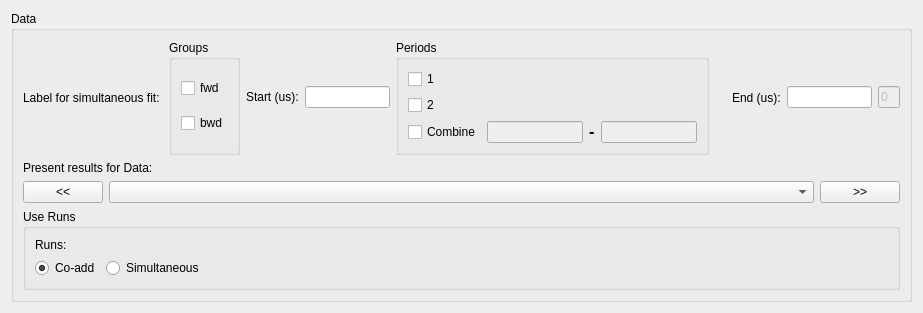
Qt form MantidQt/MantidWidgets/inc/MantidQtMantidWidgets/MuonFitDataSelector.ui (mantidproject/mantid) before a commit.
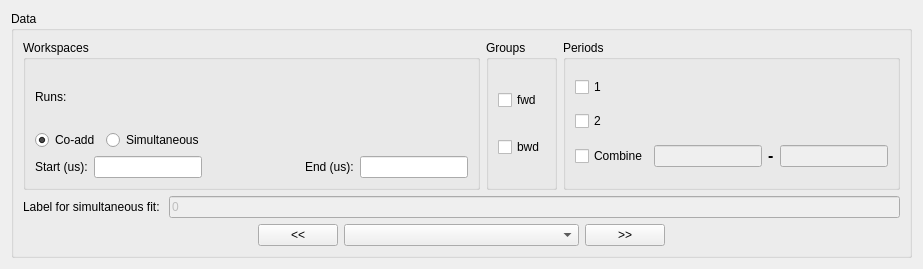
The same form after that commit. Custom widgets are drawn as their Qt base class.

Commit message: refs #19149 Moved groups to muon browser and they display

Diff of the .ui file:
```diff
--- a/MantidQt/MantidWidgets/inc/MantidQtMantidWidgets/MuonFitDataSelector.ui
+++ b/MantidQt/MantidWidgets/inc/MantidQtMantidWidgets/MuonFitDataSelector.ui
@@ -21,12 +21,128 @@
      </property>
      <layout class="QVBoxLayout" name="verticalLayout">
       <item>
-       <layout class="QHBoxLayout" name="horizontalLayoutLabel">
+       <layout class="QHBoxLayout" name="horizontalLayoutData">
         <item>
-         <widget class="QLabel" name="lblSimFitLabel">
+         <widget class="QGroupBox" name="groupBoxWorkspaces">
+          <property name="title">
+           <string>Workspaces</string>
+          </property>
+          <layout class="QVBoxLayout" name="verticalLayoutWorkspaces">
+           <item>
+            <layout class="QHBoxLayout" name="horizontalLayoutRuns">
+             <item>
+              <widget class="QLabel" name="lblRuns">
           <property name="text">
-           <string>Label for simultaneous fit: </string>
-          </property>
+                <string>Runs:</string>
+               </property>
+              </widget>
+             </item>
+             <item>
+              <widget class="MantidQt::API::MWRunFiles" name="runs" native="true">
+               <property name="sizePolicy">
+                <sizepolicy hsizetype="Expanding" vsizetype="Preferred">
+                 <horstretch>0</horstretch>
+                 <verstretch>0</verstretch>
+                </sizepolicy>
+               </property>
+               <property name="label" stdset="0">
+                <string/>
+               </property>
+               <property name="multipleFiles" stdset="0">
+                <bool>true</bool>
+               </property>
+               <property name="findRunFiles" stdset="0">
+                <bool>true</bool>
+               </property>
+              </widget>
+             </item>
+            </layout>
+           </item>
+           <item>
+            <layout class="QHBoxLayout" name="horizontalLayoutRadioButtons">
+             <item>
+              <widget class="QRadioButton" name="rbCoAdd">
+               <property name="text">
+                <string>Co-add</string>
+               </property>
+               <property name="checked">
+                <bool>true</bool>
+               </property>
+              </widget>
+             </item>
+             <item>
+              <widget class="QRadioButton" name="rbSimultaneous">
+               <property name="sizePolicy">
+                <sizepolicy hsizetype="MinimumExpanding" vsizetype="Fixed">
+                 <horstretch>0</horstretch>
+                 <verstretch>0</verstretch>
+                </sizepolicy>
+               </property>
+               <property name="minimumSize">
+                <size>
+                 <width>0</width>
+                 <height>0</height>
+                </size>
+               </property>
+               <property name="text">
+                <string>Simultaneous</string>
+               </property>
+              </widget>
+             </item>
+            </layout>
+           </item>
+           <item>
+            <layout class="QHBoxLayout" name="horizontalLayoutTime">
+             <item>
+              <widget class="QLabel" name="lblStart">
+               <property name="text">
+                <string>&lt;html&gt;&lt;head/&gt;&lt;body&gt;&lt;p&gt;Start (us):&lt;/p&gt;&lt;/body&gt;&lt;/html&gt;</string>
+               </property>
+              </widget>
+             </item>
+             <item>
+              <widget class="QLineEdit" name="txtStart">
+               <property name="sizePolicy">
+                <sizepolicy hsizetype="Preferred" vsizetype="Fixed">
+                 <horstretch>0</horstretch>
+                 <verstretch>0</verstretch>
+                </sizepolicy>
+               </property>
+              </widget>
+             </item>
+             <item>
+              <spacer name="horizontalSpacerTime">
+               <property name="orientation">
+                <enum>Qt::Horizontal</enum>
+               </property>
+               <property name="sizeHint" stdset="0">
+                <size>
+                 <width>40</width>
+                 <height>20</height>
+                </size>
+               </property>
+              </spacer>
+             </item>
+             <item>
+              <widget class="QLabel" name="lblEnd">
+               <property name="text">
+                <string>End (us):</string>
+               </property>
+              </widget>
+             </item>
+             <item>
+              <widget class="QLineEdit" name="txtEnd">
+               <property name="sizePolicy">
+                <sizepolicy hsizetype="Preferred" vsizetype="Fixed">
+                 <horstretch>0</horstretch>
+                 <verstretch>0</verstretch>
+                </sizepolicy>
+               </property>
+              </widget>
+             </item>
+            </layout>
+           </item>
+          </layout>
          </widget>
         </item>
         <item>
@@ -53,25 +169,6 @@
          </widget>
         </item>
         <item>
-         <layout class="QHBoxLayout" name="horizontalLayoutTime">
-          <item>
-           <widget class="QLabel" name="lblStart">
-            <property name="text">
-             <string>&lt;html&gt;&lt;head/&gt;&lt;body&gt;&lt;p&gt;Start (us):&lt;/p&gt;&lt;/body&gt;&lt;/html&gt;</string>
-            </property>
-           </widget>
-          </item>
-          <item>
-           <widget class="QLineEdit" name="txtStart">
-            <property name="sizePolicy">
-             <sizepolicy hsizetype="Preferred" vsizetype="Fixed">
-              <horstretch>0</horstretch>
-              <verstretch>0</verstretch>
-             </sizepolicy>
-            </property>
-           </widget>
-          </item>
-          <item>
            <widget class="QGroupBox" name="groupBoxPeriods">
             <property name="title">
              <string>Periods</string>
@@ -138,37 +235,16 @@
             </layout>
            </widget>
           </item>
-          <item>
-           <spacer name="horizontalSpacerTime">
-            <property name="orientation">
-             <enum>Qt::Horizontal</enum>
-            </property>
-            <property name="sizeHint" stdset="0">
-             <size>
-              <width>40</width>
-              <height>20</height>
-             </size>
-            </property>
-           </spacer>
-          </item>
-          <item>
-           <widget class="QLabel" name="lblEnd">
-            <property name="text">
-             <string>End (us):</string>
-            </property>
-           </widget>
-          </item>
-          <item>
-           <widget class="QLineEdit" name="txtEnd">
-            <property name="sizePolicy">
-             <sizepolicy hsizetype="Preferred" vsizetype="Fixed">
-              <horstretch>0</horstretch>
-              <verstretch>0</verstretch>
-             </sizepolicy>
-            </property>
-           </widget>
-          </item>
-         </layout>
+       </layout>
+      </item>
+      <item>
+       <layout class="QHBoxLayout" name="horizontalLayoutLabel">
+        <item>
+         <widget class="QLabel" name="lblSimFitLabel">
+          <property name="text">
+           <string>Label for simultaneous fit: </string>
+          </property>
+         </widget>
         </item>
         <item>
          <widget class="QLineEdit" name="txtSimFitLabel">
@@ -182,15 +258,21 @@
         </item>
        </layout>
       </item>
-      <item>
-       <widget class="QLabel" name="label">
-        <property name="text">
-         <string>Present results for Data:</string>
-        </property>
-       </widget>
-      </item>
       <item>
        <layout class="QHBoxLayout" name="horizontalLayoutDataset">
+        <item>
+         <spacer name="horizontalSpacerDatasetLeft">
+          <property name="orientation">
+           <enum>Qt::Horizontal</enum>
+          </property>
+          <property name="sizeHint" stdset="0">
+           <size>
+            <width>40</width>
+            <height>20</height>
+           </size>
+          </property>
+         </spacer>
+        </item>
         <item>
          <widget class="QPushButton" name="btnPrevDataset">
           <property name="sizePolicy">
@@ -231,81 +313,19 @@
          </widget>
         </item>
         <item>
-         <layout class="QHBoxLayout" name="horizontalLayoutData"/>
-        </item>
-       </layout>
-      </item>
-      <item>
-       <widget class="QGroupBox" name="groupBoxWorkspaces">
-        <property name="title">
-         <string>Use Runs</string>
-        </property>
-        <layout class="QVBoxLayout" name="verticalLayoutWorkspaces">
-         <item>
-          <layout class="QHBoxLayout" name="horizontalLayoutRuns">
-           <item>
-            <widget class="QLabel" name="lblRuns">
-             <property name="text">
-              <string>Runs:</string>
-             </property>
-            </widget>
-           </item>
-           <item>
-            <widget class="MantidQt::API::MWRunFiles" name="runs" native="true">
-             <property name="sizePolicy">
-              <sizepolicy hsizetype="Expanding" vsizetype="Preferred">
-               <horstretch>0</horstretch>
-               <verstretch>0</verstretch>
-              </sizepolicy>
-             </property>
-             <property name="label" stdset="0">
-              <string/>
-             </property>
-             <property name="multipleFiles" stdset="0">
-              <bool>true</bool>
-             </property>
-             <property name="findRunFiles" stdset="0">
-              <bool>true</bool>
-             </property>
-            </widget>
-           </item>
-          </layout>
-         </item>
-         <item>
-          <layout class="QHBoxLayout" name="horizontalLayoutRadioButtons">
-           <item>
-            <widget class="QRadioButton" name="rbCoAdd">
-             <property name="text">
-              <string>Co-add</string>
-             </property>
-             <property name="checked">
-              <bool>true</bool>
-             </property>
-            </widget>
-           </item>
-           <item>
-            <widget class="QRadioButton" name="rbSimultaneous">
-             <property name="sizePolicy">
-              <sizepolicy hsizetype="MinimumExpanding" vsizetype="Fixed">
-               <horstretch>0</horstretch>
-               <verstretch>0</verstretch>
-              </sizepolicy>
-             </property>
-             <property name="minimumSize">
+         <spacer name="horizontalSpacerDatasetRight">
+          <property name="orientation">
+           <enum>Qt::Horizontal</enum>
+          </property>
+          <property name="sizeHint" stdset="0">
               <size>
-               <width>0</width>
-               <height>0</height>
-              </size>
-             </property>
-             <property name="text">
-              <string>Simultaneous</string>
-             </property>
-            </widget>
-           </item>
-          </layout>
-         </item>
-        </layout>
-       </widget>
+            <width>40</width>
+            <height>20</height>
+           </size>
+          </property>
+         </spacer>
+        </item>
+       </layout>
       </item>
      </layout>
     </widget>
```
Lines whose indentation alone changed are shown as unchanged. The commit also changes 4 other files.
